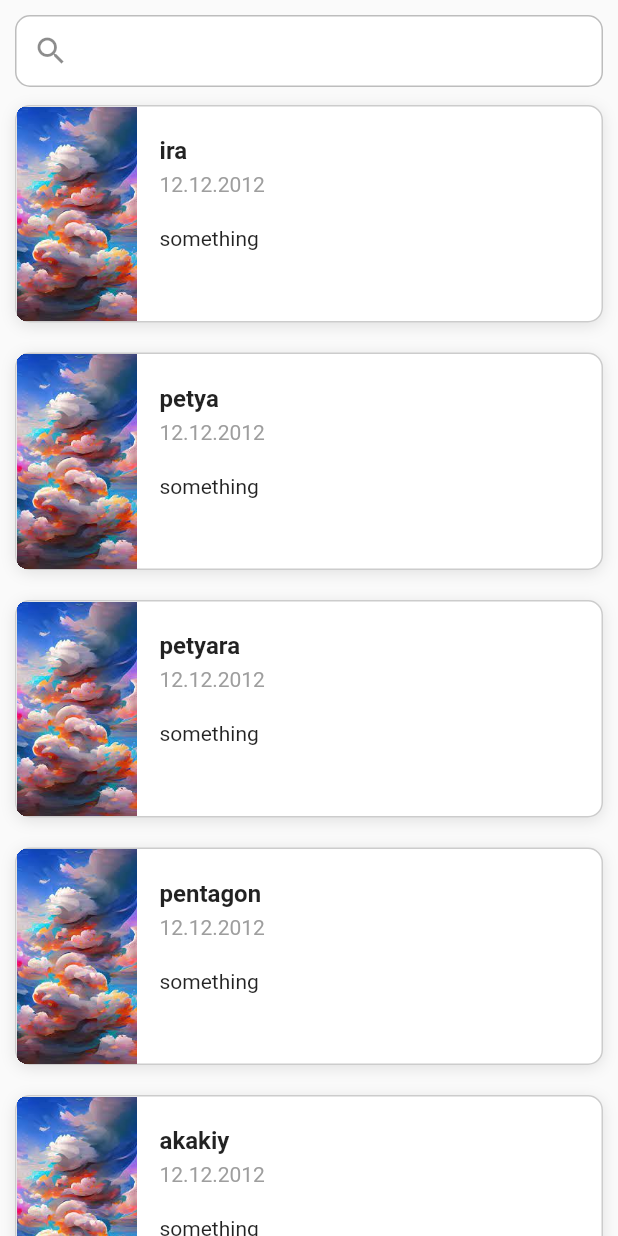
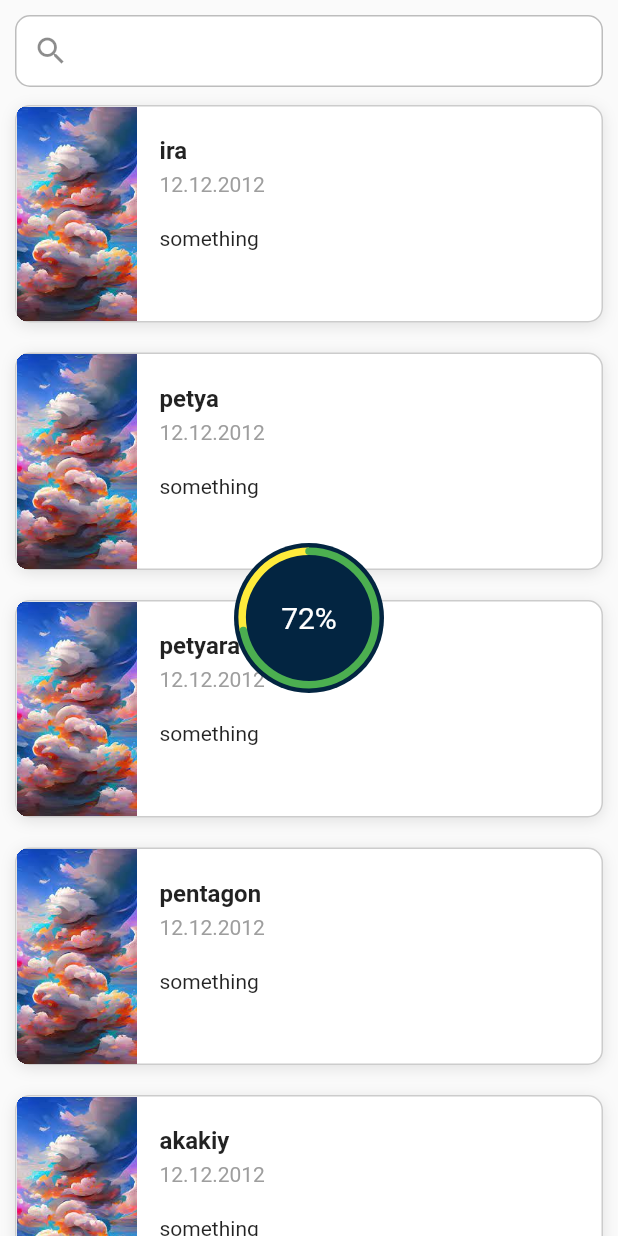
Before and after one commit to ElizavetaKubik/the-movie-db, a Flutter app: the MovieListWidget widget shown alone on an empty page, opened directly, on a phone screen of 412 x 824 dp. Run offline on Flutter 3.47's test engine with Material 2 defaults, Android fonts, the phone set to English and light mode, and no system bars.

Commit message:
make custom radial percent widget

```diff
--- a/lib/widgets/auth/auth_widget.dart
+++ b/lib/widgets/auth/auth_widget.dart
@@ -75,7 +75,7 @@ class __FormWidgetState extends State<_FormWidget> {
   final _loginTextController = TextEditingController(text: 'admin');
   final _passordTextController = TextEditingController(text: 'admin');
 
-  String? errorText = null;
+  String? errorText;
 
   void _auth() {
     final login = _loginTextController.text;
--- a/lib/widgets/main_screen/main_screen_widget.dart
+++ b/lib/widgets/main_screen/main_screen_widget.dart
@@ -10,12 +10,6 @@ class MainScreenWidget extends StatefulWidget {
 
 class _MainScreenWidgetState extends State<MainScreenWidget> {
   int _selectedTab = 0;
-
-  static final   List<Widget> _widgetOptions = <Widget>[
-    Text('News'),
-    MovieListWidget(),
-    Text('Series'),
-  ];
 
   void onSelectTab(int index) {
     setState(() {
@@ -31,8 +25,13 @@ class _MainScreenWidgetState extends State<MainScreenWidget> {
         title: const Text('TMDB'),
         centerTitle: true,
       ),
-      body: Center(
-        child: _widgetOptions[_selectedTab],
+      body: IndexedStack(
+        index: _selectedTab,
+        children: [
+          const Text('News'),
+          MovieListWidget(),
+          const Text('Series'),
+        ],
       ),
       bottomNavigationBar: BottomNavigationBar(
         selectedItemColor: Colors.white,
--- a/lib/widgets/movie_list/movie_list_widget.dart
+++ b/lib/widgets/movie_list/movie_list_widget.dart
@@ -1,6 +1,7 @@
 import 'package:flutter/material.dart';
 import 'package:the_movie_db/Theme/styles.dart';
 import 'package:the_movie_db/resources/resources.dart';
+import 'package:the_movie_db/widgets/movie_list/radial_percent_widget.dart';
 
 class Movie {
   final String imageName;
@@ -17,7 +18,7 @@ class Movie {
 }
 
 class MovieListWidget extends StatefulWidget {
-  MovieListWidget({super.key});
+  const MovieListWidget({super.key});
 
   @override
   State<MovieListWidget> createState() => _MovieListWidgetState();
@@ -170,6 +171,19 @@ class _MovieListWidgetState extends State<MovieListWidget> {
             controller: _searchController,
           ),
         ),
+        const RadialPercentWidget(
+          percent: 0.72,
+          fillColor: AppColors.mainDakrBlue,
+          lineColor: Colors.green,
+          freeColor: Colors.yellow,
+          lineWidth: 5,
+          child: Center(
+            child: Text(
+              '72%',
+              style: TextStyle(color: Colors.white, fontSize: 20),
+            ),
+          ),
+        ),
       ],
     );
   }
--- /dev/null
+++ b/lib/widgets/movie_list/radial_percent_widget.dart
@@ -0,0 +1,124 @@
+import 'dart:math';
+
+import 'package:flutter/material.dart';
+
+class RadialPercentWidget extends StatelessWidget {
+  final Widget child;
+  final double percent;
+  final Color fillColor;
+  final Color lineColor;
+  final Color freeColor;
+  final double lineWidth;
+
+  const RadialPercentWidget({
+    super.key,
+    required this.child,
+    required this.percent,
+    required this.fillColor,
+    required this.lineColor,
+    required this.freeColor,
+    required this.lineWidth,
+  });
+
+  @override
+  Widget build(BuildContext context) {
+    return Center(
+      child: SizedBox(
+        width: 100,
+        height: 100,
+        child: Stack(
+          fit: StackFit.expand,
+          children: [
+            CustomPaint(
+                painter: MyPainter(
+              child: child,
+              percent: percent,
+              fillColor: fillColor,
+              lineColor: lineColor,
+              freeColor: freeColor,
+              lineWidth: lineWidth,
+            )),
+            child,
+          ],
+        ),
+      ),
+    );
+  }
+}
+
+class MyPainter extends CustomPainter {
+  final Widget child;
+  final double percent;
+  final Color fillColor;
+  final Color lineColor;
+  final Color freeColor;
+  final double lineWidth;
+
+  MyPainter({
+    required this.child,
+    required this.percent,
+    required this.fillColor,
+    required this.lineColor,
+    required this.freeColor,
+    required this.lineWidth,
+  });
+
+  @override
+  void paint(Canvas canvas, Size size) {
+    final arcRect = calculateArcsRect(size);
+
+    drawBackground(canvas, size);
+    drawFreeArc(canvas, arcRect);
+    drawFilledArc(canvas, arcRect);
+  }
+
+  void drawFilledArc(Canvas canvas, Rect arcRect) {
+    final paint = Paint();
+    paint.color = lineColor;
+    paint.style = PaintingStyle.stroke;
+    paint.strokeWidth = lineWidth;
+    paint.strokeCap = StrokeCap.round;
+
+    canvas.drawArc(
+      arcRect,
+      -pi / 2,
+      pi * 2 * percent,
+      false,
+      paint,
+    );
+  }
+
+  void drawFreeArc(Canvas canvas, Rect arcRect) {
+    final paint = Paint();
+    paint.color = freeColor;
+    paint.style = PaintingStyle.stroke;
+    paint.strokeWidth = lineWidth;
+    canvas.drawArc(
+      arcRect,
+      -pi / 2 + pi * 2 * percent,
+      pi * 2 * (1 - percent),
+      false,
+      paint,
+    );
+  }
+
+  void drawBackground(Canvas canvas, Size size) {
+    final paint = Paint();
+    paint.color = fillColor;
+    paint.style = PaintingStyle.fill;
+    canvas.drawOval(Offset.zero & size, paint);
+  }
+
+  Rect calculateArcsRect(Size size) {
+    const linesMargin = 3;
+    final offset = lineWidth / 2 + linesMargin;
+    final arcRect = Offset(offset, offset) &
+        Size(size.width - offset * 2, size.height - offset * 2);
+    return arcRect;
+  }
+
+  @override
+  bool shouldRepaint(covariant CustomPainter oldDelegate) {
+    return true;
+  }
+}
```
